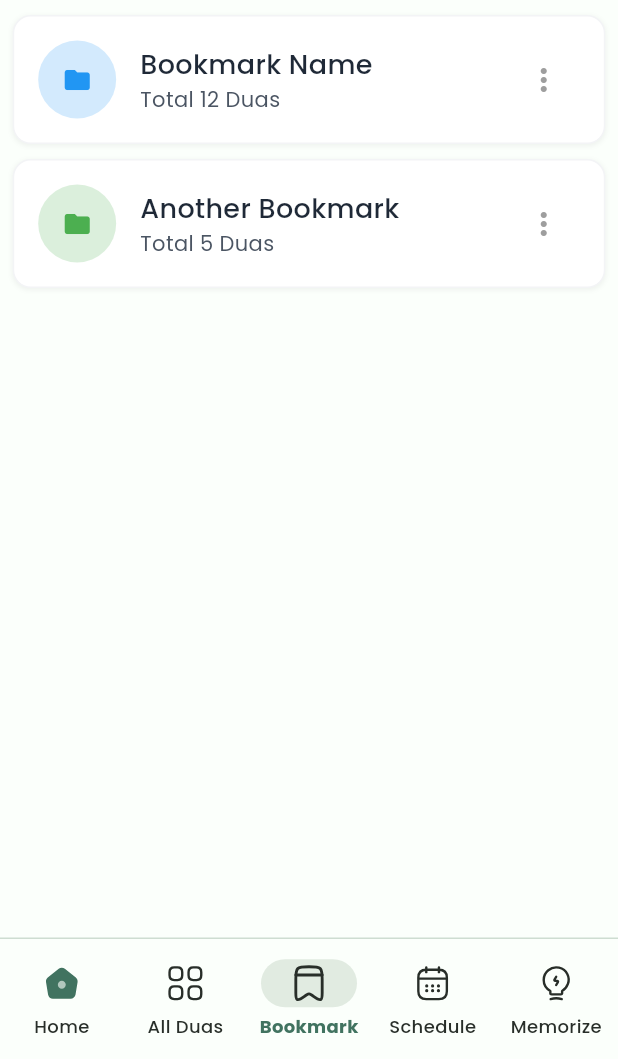
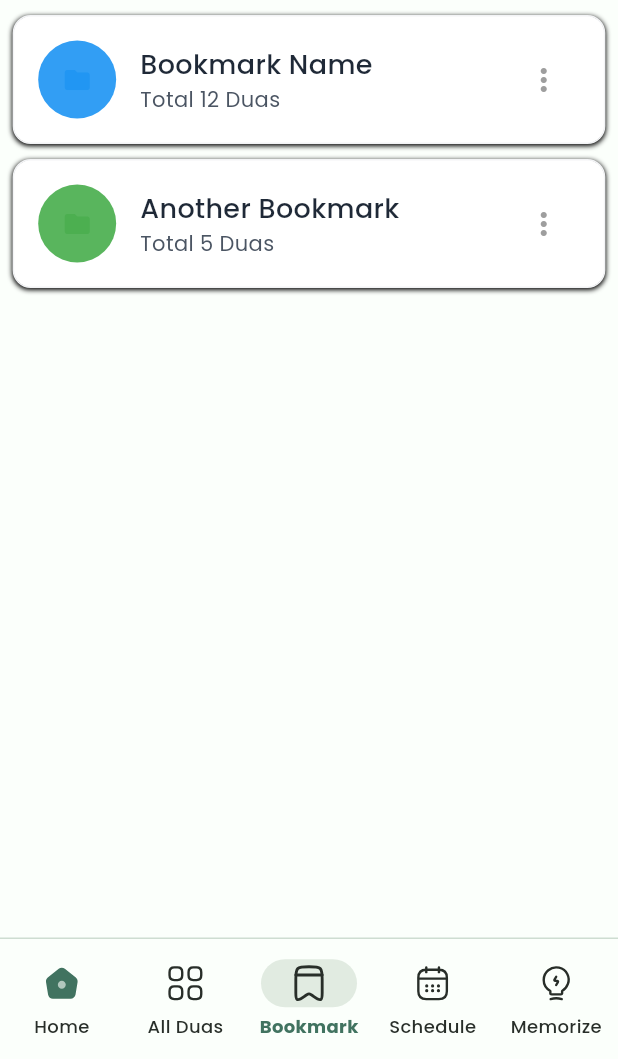
Before and after one commit to ird-mehdi/dua_app, a Flutter app: the screen it shows after launch, item 3 of the bottom bar chosen, on a phone screen of 412 x 824 dp, the part 177-1236 px from its top. Run offline on Flutter 3.47's test engine with Material 3 defaults, Android fonts, the phone set to English and light mode, and no system bars; our stand-ins replace equatable, flutter_svg, fpdart, get, get_it, responsive_sizer and 1 more; missing offline and left inert: talker_logger.

Commit message:
Enhance UI components and utility usage in Bookmark and Dua features
- Added utility import in BookmarkScreen and DuaListItem for improved color opacity handling
- Updated color opacity method to use withOpacityInt for better performance
- Removed TODO comment in BookmarkPresenter for loading bookmarked duas, indicating implementation readiness
- Refactored BookmarkItem to enhance UI representation of bookmark folders

```diff
--- a/lib/presentation/all_dua/widgets/dua_list_item.dart
+++ b/lib/presentation/all_dua/widgets/dua_list_item.dart
@@ -1,4 +1,5 @@
 import 'package:dua/core/di/service_locator.dart';
+import 'package:dua/core/utility/utility.dart';
 import 'package:dua/presentation/all_dua/presenter/all_dua_presenter.dart';
 import 'package:flutter/material.dart';
 import 'package:get/get.dart';
@@ -53,7 +54,7 @@ class DuaListItem extends StatelessWidget {
                           height: 32,
                           decoration: BoxDecoration(
                             color: theme.colorScheme.primaryContainer
-                                .withOpacity(0.1),
+                                .withOpacityInt(10),
                             borderRadius: BorderRadius.circular(16),
                           ),
                           child: Center(
--- a/lib/presentation/bookmark/presenter/bookmark_presenter.dart
+++ b/lib/presentation/bookmark/presenter/bookmark_presenter.dart
@@ -99,7 +99,6 @@ class BookmarkPresenter extends BasePresenter<BookmarkUiState> {
 
   Future<void> loadBookmarkedDuas() async {
     await toggleLoading(loading: true);
-    // TODO: Implement loading bookmarked duas
     _state.value = currentUiState.copyWith(
       bookmarkedDuas: ['Dua 1', 'Dua 2', 'Dua 3'], // Dummy data
     );
--- a/lib/presentation/bookmark/ui/bookmark_screen.dart
+++ b/lib/presentation/bookmark/ui/bookmark_screen.dart
@@ -1,6 +1,7 @@
 import 'package:dua/core/config/app_images.dart';
 import 'package:dua/core/config/dua_screen.dart';
 import 'package:dua/core/di/service_locator.dart';
+import 'package:dua/core/utility/utility.dart';
 import 'package:dua/presentation/bookmark/presenter/bookmark_presenter.dart';
 import 'package:dua/presentation/common/widgets/custom_app_bar.dart';
 import 'package:dua/presentation/common/widgets/custom_search_bar.dart';
@@ -54,7 +55,7 @@ class BookmarkScreen extends StatelessWidget {
                       return BookmarkItem(
                         folderName: folder.name,
                         duaCount: folder.duaCount,
-                        color: folder.color.withOpacity(0.2),
+                        color: folder.color.withOpacityInt(20),
                         iconColor: folder.color,
                         folderIndex: index,
                       );
@@ -100,7 +101,7 @@ class BookmarkItem extends StatelessWidget {
         ),
         boxShadow: [
           BoxShadow(
-            color: Colors.black.withOpacity(0.05),
+            color: Colors.black.withOpacityInt(5),
             blurRadius: 2,
             offset: const Offset(0, 1),
           ),
```
